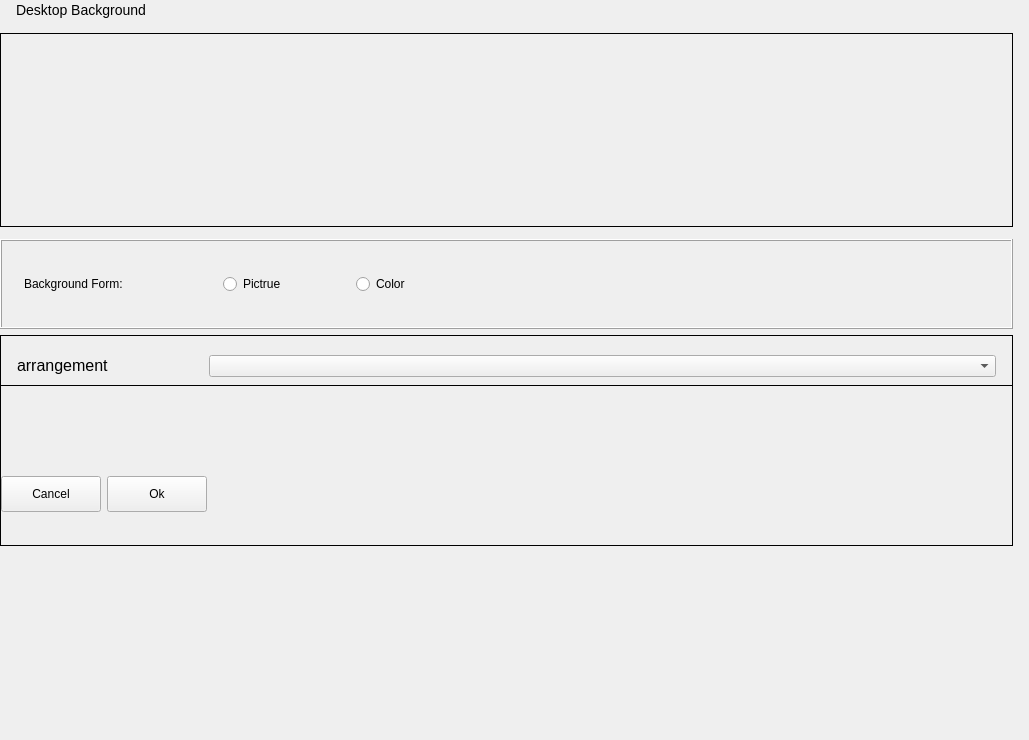
Qt form plugins/personalized/wallpaper/wallpaper.ui (ukui/ukui-control-center) before a commit.
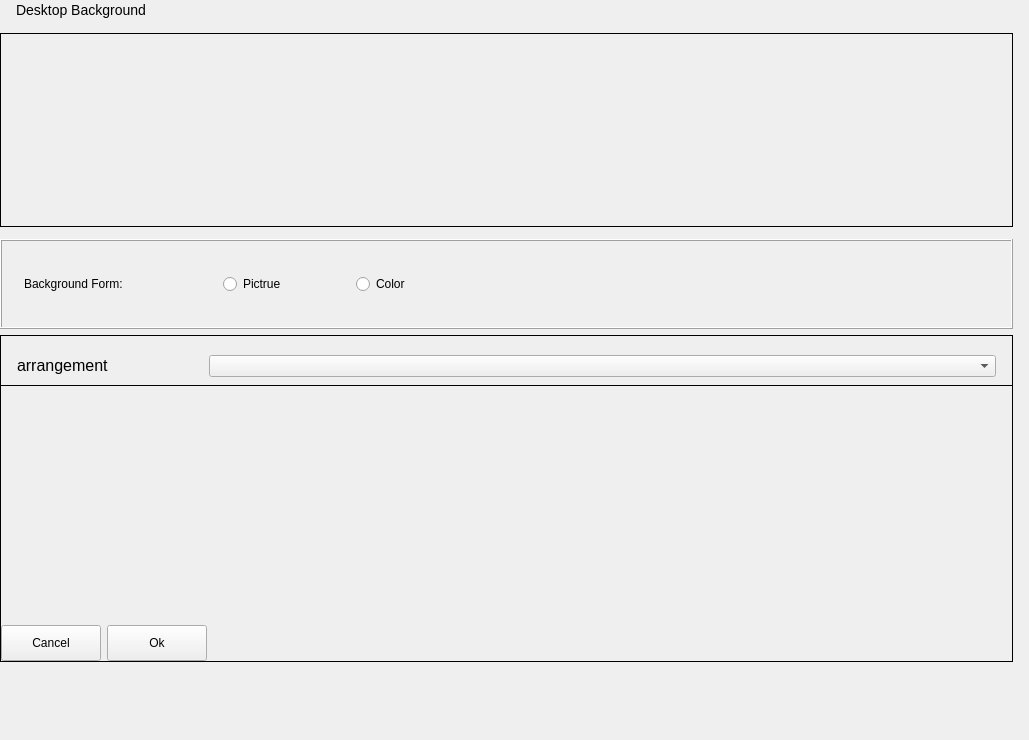
The same form after that commit. The open tabs and pages were chosen to show the change.

Diff of the .ui file:
```diff
--- a/plugins/personalized/wallpaper/wallpaper.ui
+++ b/plugins/personalized/wallpaper/wallpaper.ui
@@ -65,6 +65,9 @@
       <property name="rightMargin">
        <number>0</number>
       </property>
+      <property name="bottomMargin">
+       <number>3</number>
+      </property>
       <item>
        <layout class="QHBoxLayout" name="horizontalLayout_10">
         <property name="leftMargin">
@@ -511,6 +514,9 @@
          <property name="rightMargin">
           <number>0</number>
          </property>
+         <property name="bottomMargin">
+          <number>0</number>
+         </property>
          <item>
           <layout class="QHBoxLayout" name="horizontalLayout_8">
            <property name="leftMargin">
@@ -762,7 +768,7 @@
                   <number>24</number>
                  </property>
                  <property name="bottomMargin">
-                  <number>9</number>
+                  <number>0</number>
                  </property>
                  <item>
                   <widget class="QWidget" name="colorListWidget" native="true">
@@ -861,22 +867,6 @@
              </widget>
             </widget>
            </item>
-           <item>
-            <spacer name="verticalSpacer_11">
-             <property name="orientation">
-              <enum>Qt::Vertical</enum>
-             </property>
-             <property name="sizeType">
-              <enum>QSizePolicy::Fixed</enum>
-             </property>
-             <property name="sizeHint" stdset="0">
-              <size>
-               <width>20</width>
-               <height>13</height>
-              </size>
-             </property>
-            </spacer>
-           </item>
           </layout>
          </item>
         </layout>
@@ -900,6 +890,9 @@
          <property name="leftMargin">
           <number>0</number>
          </property>
+         <property name="bottomMargin">
+          <number>0</number>
+         </property>
          <item>
           <layout class="QHBoxLayout" name="horizontalLayout_4">
            <property name="spacing">
@@ -910,38 +903,9 @@
         </layout>
        </widget>
       </item>
-      <item>
-       <spacer name="verticalSpacer_4">
-        <property name="orientation">
-         <enum>Qt::Vertical</enum>
-        </property>
-        <property name="sizeType">
-         <enum>QSizePolicy::Expanding</enum>
-        </property>
-        <property name="sizeHint" stdset="0">
-         <size>
-          <width>20</width>
-          <height>40</height>
-         </size>
-        </property>
-       </spacer>
-      </item>
      </layout>
     </widget>
    </item>
-   <item>
-    <spacer name="verticalSpacer_12">
-     <property name="orientation">
-      <enum>Qt::Vertical</enum>
-     </property>
-     <property name="sizeHint" stdset="0">
-      <size>
-       <width>20</width>
-       <height>40</height>
-      </size>
-     </property>
-    </spacer>
-   </item>
   </layout>
  </widget>
  <layoutdefault spacing="6" margin="11"/>
```
Left out of the diff: 2 changed lines with no effect on the pictures.
